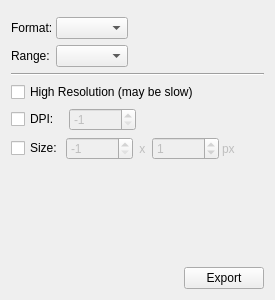
Above: code/plotms/GuiTabs/PlotMSExportTab.ui from radio-astro/casa before the change. Below: the same form after it.
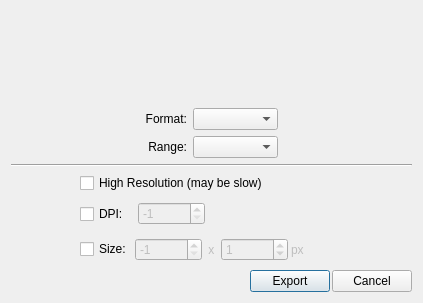
That is the form after the change.

Commit message: New Development: Yes             JIRA Issue: CAS-4976         Ready for Test: Yes      Interface Changes: Yes What Interface Changed: To numerous to list.          Test Programs: Please see test directory   Put in Release Notes: No              Module(s): Plotms            Description: 1.  Removal of "interactive" parameter. 2.  Contains preliminary work on supporting multiple plots per page.

What changed in the file:
```diff
--- a/code/plotms/GuiTabs/PlotMSExportTab.ui
+++ b/code/plotms/GuiTabs/PlotMSExportTab.ui
@@ -1,25 +1,25 @@
 <?xml version="1.0" encoding="UTF-8"?>
 <ui version="4.0">
  <class>ExportTab</class>
- <widget class="QWidget" name="ExportTab">
+ <widget class="QDialog" name="ExportTab">
   <property name="geometry">
    <rect>
     <x>0</x>
     <y>0</y>
-    <width>275</width>
-    <height>300</height>
+    <width>423</width>
+    <height>303</height>
    </rect>
   </property>
   <property name="maximumSize">
    <size>
-    <width>275</width>
+    <width>16777215</width>
     <height>16777215</height>
    </size>
   </property>
   <property name="windowTitle">
    <string>PlotMS Export Tab</string>
   </property>
-  <layout class="QVBoxLayout" name="verticalLayout">
+  <layout class="QVBoxLayout" name="verticalLayout_2">
    <item>
     <widget class="QFrame" name="fileFrame">
      <property name="frameShape">
@@ -31,18 +31,33 @@
     </widget>
    </item>
    <item>
-    <layout class="QHBoxLayout">
-     <property name="spacing">
-      <number>3</number>
-     </property>
+    <layout class="QHBoxLayout" name="horizontalLayout">
+     <item>
+      <spacer>
+       <property name="orientation">
+        <enum>Qt::Horizontal</enum>
+       </property>
+       <property name="sizeHint" stdset="0">
+        <size>
+         <width>28</width>
+         <height>20</height>
+        </size>
+       </property>
+      </spacer>
+     </item>
      <item>
+      <layout class="QGridLayout" name="gridLayout">
+       <item row="0" column="0">
       <widget class="QLabel" name="formatLabel">
        <property name="text">
         <string>Format:</string>
        </property>
-      </widget>
-     </item>
-     <item>
+         <property name="alignment">
+          <set>Qt::AlignRight|Qt::AlignTrailing|Qt::AlignVCenter</set>
+         </property>
+        </widget>
+       </item>
+       <item row="0" column="1">
       <widget class="QComboBox" name="format">
        <property name="sizePolicy">
         <sizepolicy hsizetype="MinimumExpanding" vsizetype="Fixed">
@@ -52,33 +67,21 @@
        </property>
       </widget>
      </item>
-     <item>
-      <spacer>
-       <property name="orientation">
-        <enum>Qt::Horizontal</enum>
-       </property>
-       <property name="sizeHint" stdset="0">
-        <size>
-         <width>211</width>
-         <height>20</height>
-        </size>
-       </property>
-      </spacer>
-     </item>
-    </layout>
-   </item>
-   <item>
-    <layout class="QHBoxLayout" name="horizontalLayout">
-     <item>
+       <item row="1" column="0">
       <widget class="QLabel" name="rangeLabel">
        <property name="text">
         <string>Range:</string>
        </property>
-      </widget>
-     </item>
-     <item>
+         <property name="alignment">
+          <set>Qt::AlignRight|Qt::AlignTrailing|Qt::AlignVCenter</set>
+         </property>
+        </widget>
+       </item>
+       <item row="1" column="1">
       <widget class="QComboBox" name="exportRangeCombo"/>
      </item>
+      </layout>
+     </item>
      <item>
       <spacer name="horizontalSpacer">
        <property name="orientation">
@@ -102,6 +105,23 @@
     </widget>
    </item>
    <item>
+    <layout class="QHBoxLayout" name="horizontalLayout_2">
+     <item>
+      <spacer name="horizontalSpacer_2">
+       <property name="orientation">
+        <enum>Qt::Horizontal</enum>
+       </property>
+       <property name="sizeHint" stdset="0">
+        <size>
+         <width>40</width>
+         <height>20</height>
+        </size>
+       </property>
+      </spacer>
+     </item>
+     <item>
+      <layout class="QVBoxLayout" name="verticalLayout">
+       <item>
     <widget class="QCheckBox" name="highRes">
      <property name="text">
       <string>High Resolution (may be slow)</string>
@@ -252,23 +272,27 @@
      </layout>
     </widget>
    </item>
+      </layout>
+     </item>
    <item>
-    <spacer>
+      <spacer name="horizontalSpacer_3">
      <property name="orientation">
-      <enum>Qt::Vertical</enum>
+        <enum>Qt::Horizontal</enum>
      </property>
      <property name="sizeHint" stdset="0">
       <size>
-       <width>20</width>
-       <height>5</height>
+         <width>40</width>
+         <height>20</height>
       </size>
      </property>
     </spacer>
    </item>
+    </layout>
+   </item>
    <item>
     <layout class="QHBoxLayout">
      <property name="spacing">
-      <number>0</number>
+      <number>2</number>
      </property>
      <item>
       <spacer>
@@ -290,6 +314,13 @@
        </property>
       </widget>
      </item>
+     <item>
+      <widget class="QPushButton" name="cancelButton">
+       <property name="text">
+        <string>Cancel</string>
+       </property>
+      </widget>
+     </item>
     </layout>
    </item>
   </layout>
```
Lines whose indentation alone changed are shown as unchanged. The commit also changes 123 other files.
